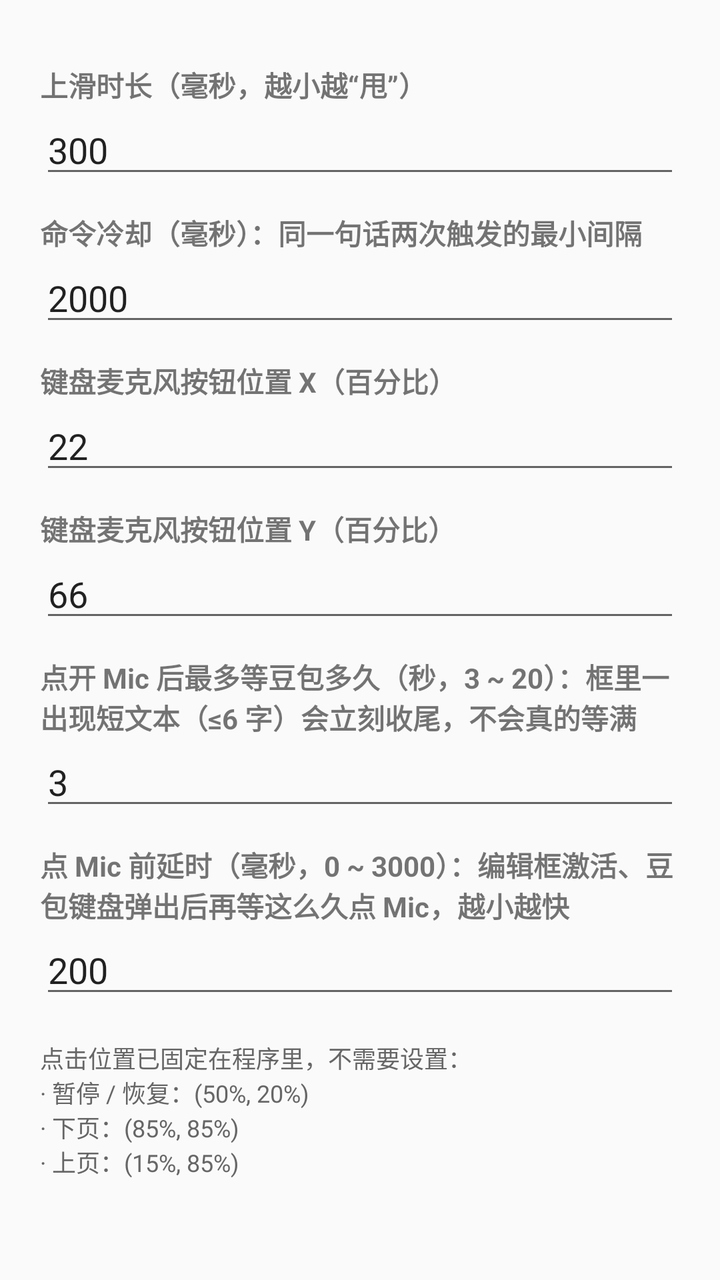
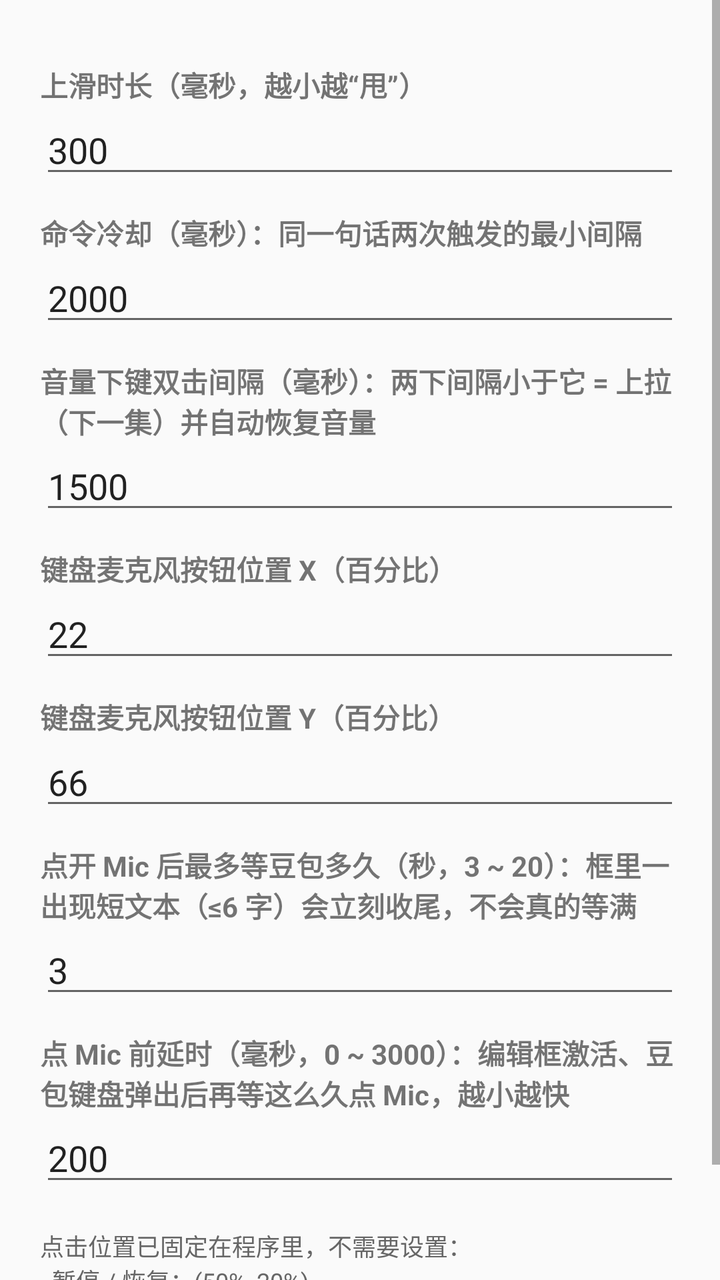

The first picture is an Android layout as it rendered before a commit; the second is the same layout after the commit. The layout source and the unified diff follow.
<!-- AndroidManifest.xml: application theme android:Theme.Material.Light -->
<!-- res/layout/dialog_settings.xml -->
<?xml version="1.0" encoding="utf-8"?>
<ScrollView xmlns:android="http://schemas.android.com/apk/res/android"
    android:layout_width="match_parent"
    android:layout_height="wrap_content">

    <LinearLayout
        android:layout_width="match_parent"
        android:layout_height="wrap_content"
        android:orientation="vertical"
        android:padding="20dp">

        <TextView
            android:layout_width="match_parent"
            android:layout_height="wrap_content"
            android:layout_marginTop="12dp"
            android:text="上滑时长（毫秒，越小越“甩”）"
            android:textStyle="bold" />

        <EditText
            android:id="@+id/dlgDur"
            android:layout_width="match_parent"
            android:layout_height="wrap_content"
            android:inputType="number"
            android:text="300" />

        <TextView
            android:layout_width="match_parent"
            android:layout_height="wrap_content"
            android:layout_marginTop="12dp"
            android:text="命令冷却（毫秒）：同一句话两次触发的最小间隔"
            android:textStyle="bold" />

        <EditText
            android:id="@+id/dlgGap"
            android:layout_width="match_parent"
            android:layout_height="wrap_content"
            android:inputType="number"
            android:text="2000" />

        <TextView
            android:layout_width="match_parent"
            android:layout_height="wrap_content"
            android:layout_marginTop="12dp"
            android:text="键盘麦克风按钮位置 X（百分比）"
            android:textStyle="bold" />

        <EditText
            android:id="@+id/dlgMicX"
            android:layout_width="match_parent"
            android:layout_height="wrap_content"
            android:inputType="number"
            android:text="22" />

        <TextView
            android:layout_width="match_parent"
            android:layout_height="wrap_content"
            android:layout_marginTop="12dp"
            android:text="键盘麦克风按钮位置 Y（百分比）"
            android:textStyle="bold" />

        <EditText
            android:id="@+id/dlgMicY"
            android:layout_width="match_parent"
            android:layout_height="wrap_content"
            android:inputType="number"
            android:text="66" />

        <TextView
            android:layout_width="match_parent"
            android:layout_height="wrap_content"
            android:layout_marginTop="12dp"
            android:text="点开 Mic 后最多等豆包多久（秒，3 ~ 20）：框里一出现短文本（≤6 字）会立刻收尾，不会真的等满"
            android:textStyle="bold" />

        <EditText
            android:id="@+id/dlgListen"
            android:layout_width="match_parent"
            android:layout_height="wrap_content"
            android:inputType="number"
            android:text="3" />

        <TextView
            android:layout_width="match_parent"
            android:layout_height="wrap_content"
            android:layout_marginTop="12dp"
            android:text="点 Mic 前延时（毫秒，0 ~ 3000）：编辑框激活、豆包键盘弹出后再等这么久点 Mic，越小越快"
            android:textStyle="bold" />

        <EditText
            android:id="@+id/dlgMicDelay"
            android:layout_width="match_parent"
            android:layout_height="wrap_content"
            android:inputType="number"
            android:text="200" />

        <TextView
            android:layout_width="match_parent"
            android:layout_height="wrap_content"
            android:layout_marginTop="16dp"
            android:text="点击位置已固定在程序里，不需要设置：\n· 暂停 / 恢复：(50%, 20%)\n· 下页：(85%, 85%)\n· 上页：(15%, 85%)"
            android:textColor="#666666"
            android:textSize="12sp" />

    </LinearLayout>
</ScrollView>
<!-- resources referenced by this layout -->
<resources>

</resources>

<!-- the commit's change to res/layout/dialog_settings.xml (unified diff, before → after) -->
@@ -36,6 +36,20 @@
             android:layout_height="wrap_content"
             android:inputType="number"
             android:text="2000" />
+
+        <TextView
+            android:layout_width="match_parent"
+            android:layout_height="wrap_content"
+            android:layout_marginTop="12dp"
+            android:text="音量下键双击间隔（毫秒）：两下间隔小于它 = 上拉（下一集）并自动恢复音量"
+            android:textStyle="bold" />
+
+        <EditText
+            android:id="@+id/dlgVolMs"
+            android:layout_width="match_parent"
+            android:layout_height="wrap_content"
+            android:inputType="number"
+            android:text="1500" />
 
         <TextView
             android:layout_width="match_parent"
